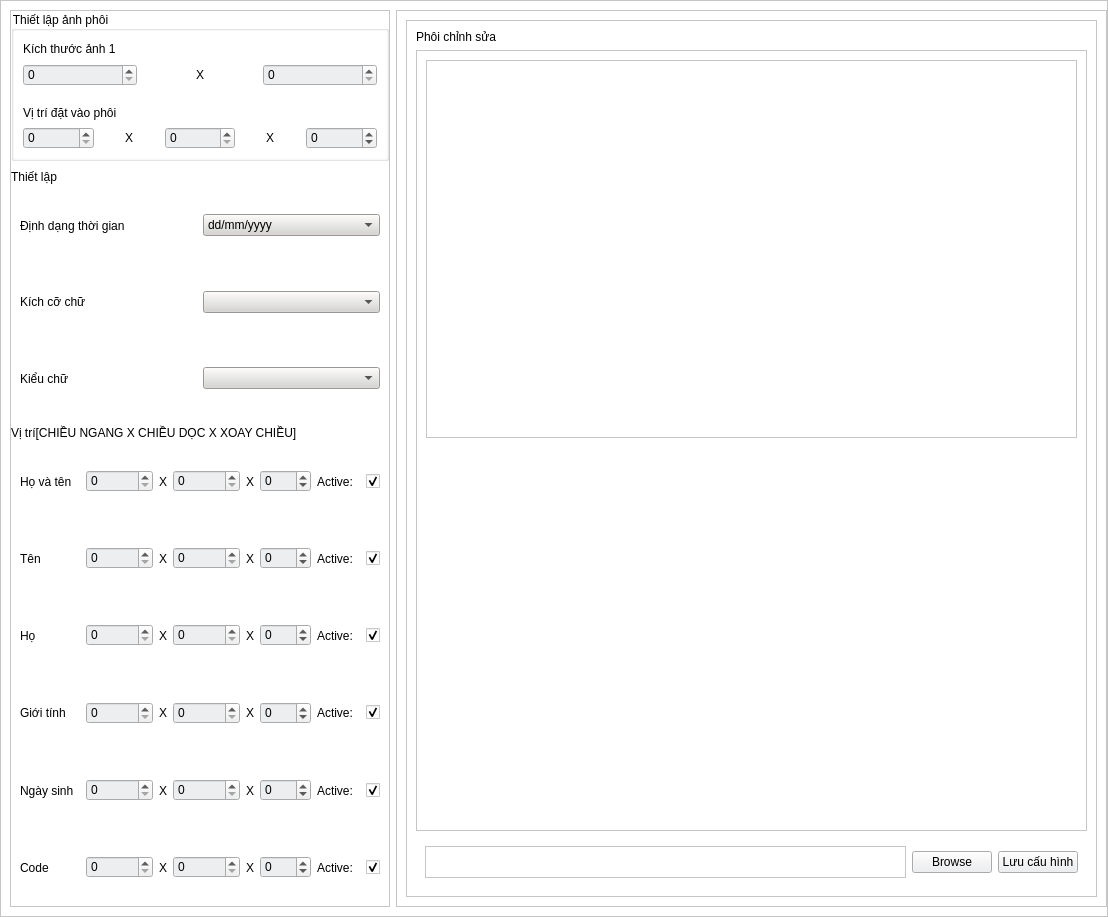
NguyenHuuHai2310/code_dao, file upPhoiWindow.ui: the form before one commit.
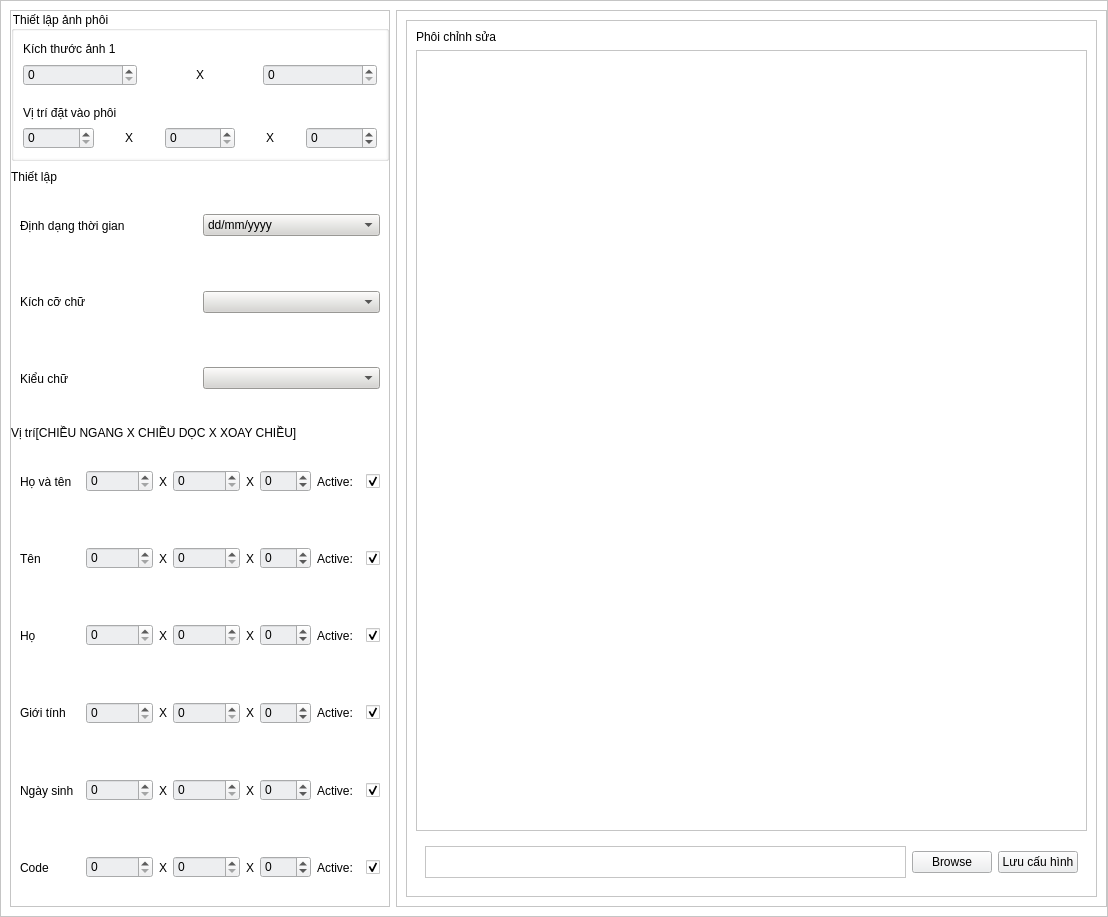
The form after the commit.

```diff
--- a/upPhoiWindow.ui
+++ b/upPhoiWindow.ui
@@ -1282,16 +1282,6 @@
                  </rect>
                 </property>
                 <layout class="QVBoxLayout" name="verticalLayout_12">
-                 <item>
-                  <widget class="QFrame" name="frame_3">
-                   <property name="frameShape">
-                    <enum>QFrame::StyledPanel</enum>
-                   </property>
-                   <property name="frameShadow">
-                    <enum>QFrame::Raised</enum>
-                   </property>
-                  </widget>
-                 </item>
                  <item>
                   <widget class="QLabel" name="label_img">
                    <property name="text">
```
